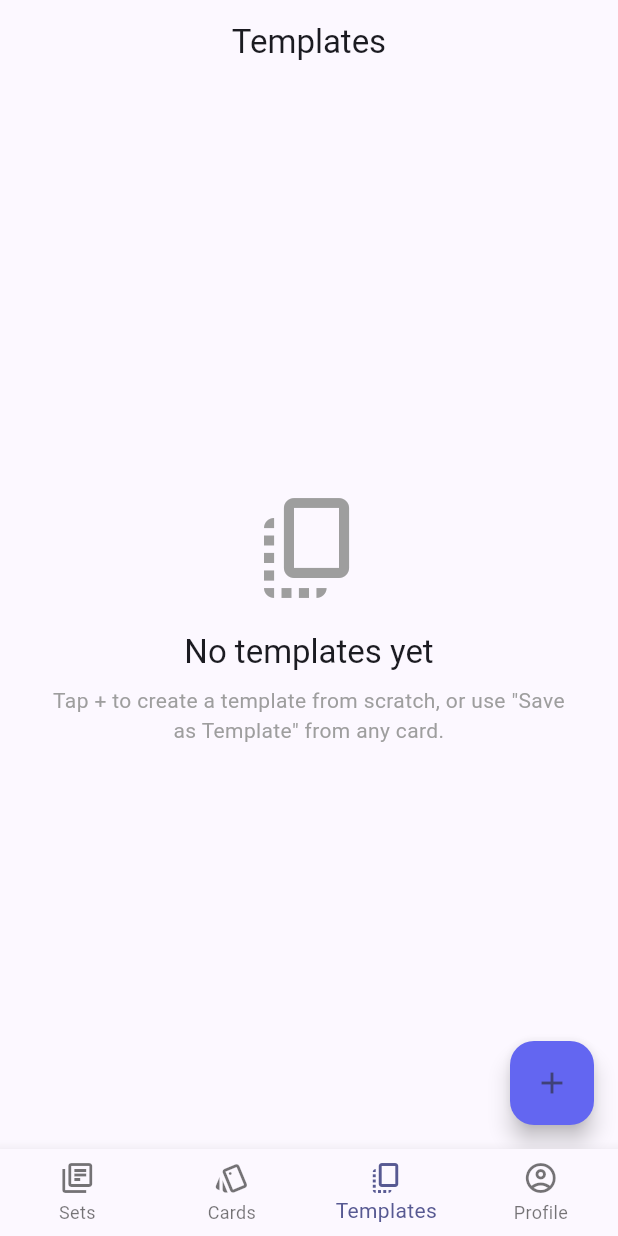
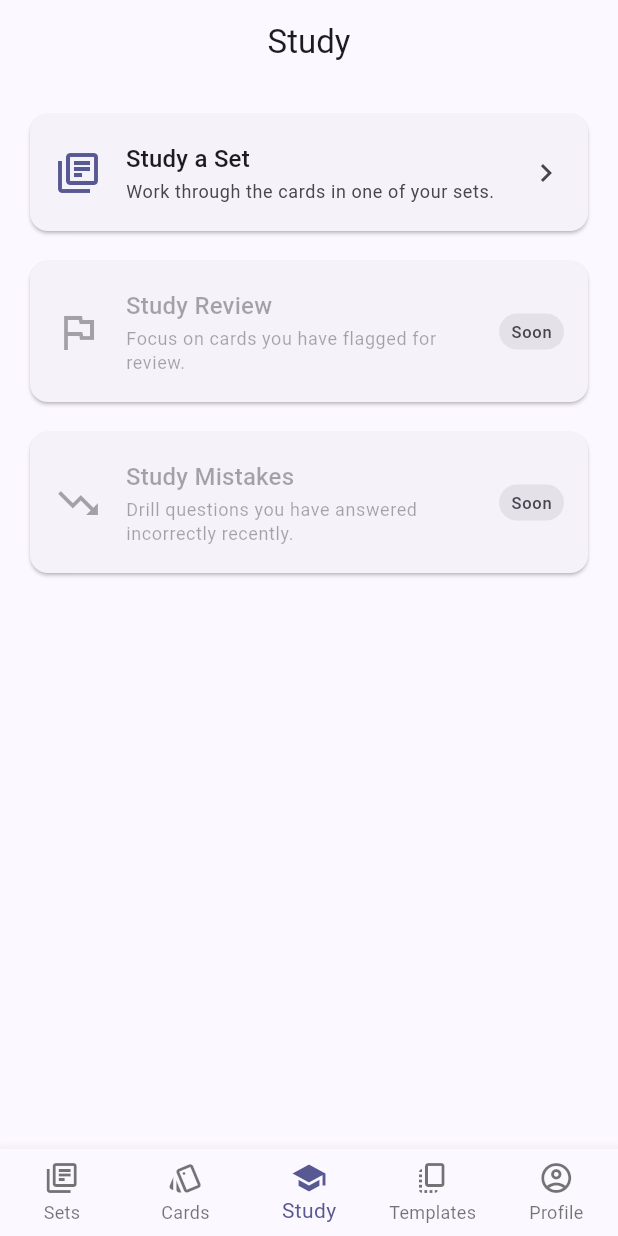
Before and after one commit to t33r-code/flash-me, a Flutter app: the screen it shows once a user with an empty profile is signed in, item 3 of the bottom bar chosen, on a phone screen of 412 x 824 dp. Run offline on Flutter 3.47's test engine with Material 3 defaults, Android fonts, the phone set to English and light mode, and no system bars; our stand-ins replace cloud_firestore, file_picker, firebase_auth, firebase_core, firebase_storage, flutter_riverpod and 4 more; missing offline and left inert: dart:js_interop; accounts and stored records are empty.

Commit message:
feat: dedicated Study tab with extensible study mode cards
Moves Study from a FAB inside Set Detail to a first-class bottom nav
tab (centre position). StudyScreen shows mode cards — Study a Set
(enabled), Study Review + Study Mistakes (disabled, Soon badge) — so
new modes can be added without structural changes. Set picker uses a
DraggableScrollableSheet. SetDetailScreen retains a play-circle AppBar
shortcut for quick access from within a set.

Co-Authored-By: Claude Sonnet 4.6 <noreply@anthropic.com>

```diff
--- a/lib/screens/main_screen.dart
+++ b/lib/screens/main_screen.dart
@@ -1,10 +1,11 @@
 import 'package:flutter/material.dart';
 import 'package:flash_me/screens/sets/my_sets_screen.dart';
 import 'package:flash_me/screens/cards/my_cards_screen.dart';
+import 'package:flash_me/screens/study/study_screen.dart';
 import 'package:flash_me/screens/templates/templates_screen.dart';
 import 'package:flash_me/screens/profile_screen.dart';
 
-// Root shell — owns the BottomNavigationBar and switches between the four tabs.
+// Root shell — owns the BottomNavigationBar and switches between the five tabs.
 // IndexedStack keeps each tab's widget tree alive so scroll positions and state
 // are preserved when the user switches tabs.
 class MainScreen extends StatefulWidget {
@@ -20,6 +21,7 @@ class _MainScreenState extends State<MainScreen> {
   static const List<Widget> _tabs = [
     MySetsScreen(),
     MyCardsScreen(),
+    StudyScreen(),     // centre tab — the core use case
     TemplatesScreen(),
     ProfileScreen(),
   ];
@@ -45,6 +47,11 @@ class _MainScreenState extends State<MainScreen> {
             label: 'Cards',
           ),
           BottomNavigationBarItem(
+            icon: Icon(Icons.school_outlined),
+            activeIcon: Icon(Icons.school),
+            label: 'Study',
+          ),
+          BottomNavigationBarItem(
             icon: Icon(Icons.copy_all_outlined),
             activeIcon: Icon(Icons.copy_all),
             label: 'Templates',
--- /dev/null
+++ b/lib/screens/study/study_screen.dart
@@ -0,0 +1,229 @@
+import 'package:flutter/material.dart';
+import 'package:flutter_riverpod/flutter_riverpod.dart';
+import 'package:flash_me/models/card_set.dart';
+import 'package:flash_me/providers/card_set_provider.dart';
+import 'package:flash_me/screens/study/study_setup_screen.dart';
+
+// ---------------------------------------------------------------------------
+// StudyScreen — the Study tab home.
+//
+// Shows all available study modes as tappable cards. Modes that are not yet
+// implemented are displayed in a disabled state with a "Soon" badge so the
+// UI scales gracefully as new modes are added.
+// ---------------------------------------------------------------------------
+class StudyScreen extends ConsumerWidget {
+  const StudyScreen({super.key});
+
+  @override
+  Widget build(BuildContext context, WidgetRef ref) {
+    return Scaffold(
+      appBar: AppBar(title: const Text('Study')),
+      body: ListView(
+        padding: const EdgeInsets.all(16),
+        children: [
+          _StudyModeCard(
+            icon: Icons.library_books_outlined,
+            title: 'Study a Set',
+            subtitle: 'Work through the cards in one of your sets.',
+            onTap: () => _openSetPicker(context, ref),
+          ),
+          const SizedBox(height: 12),
+          const _StudyModeCard(
+            icon: Icons.flag_outlined,
+            title: 'Study Review',
+            subtitle: 'Focus on cards you have flagged for review.',
+            comingSoon: true,
+          ),
+          const SizedBox(height: 12),
+          const _StudyModeCard(
+            icon: Icons.trending_down_outlined,
+            title: 'Study Mistakes',
+            subtitle: 'Drill questions you have answered incorrectly recently.',
+            comingSoon: true,
+          ),
+        ],
+      ),
+    );
+  }
+
+  Future<void> _openSetPicker(BuildContext context, WidgetRef ref) async {
+    final sets = ref.read(userSetsProvider).asData?.value ?? [];
+    if (sets.isEmpty) {
+      if (!context.mounted) return;
+      ScaffoldMessenger.of(context).showSnackBar(
+        const SnackBar(
+            content: Text('No sets yet — create one in My Sets first.')),
+      );
+      return;
+    }
+
+    final selected = await showModalBottomSheet<CardSet>(
+      context: context,
+      isScrollControlled: true,
+      useSafeArea: true,
+      builder: (_) => _SetPickerSheet(sets: sets),
+    );
+    if (selected == null || !context.mounted) return;
+    Navigator.of(context).push(
+      MaterialPageRoute(builder: (_) => StudySetupScreen(cardSet: selected)),
+    );
+  }
+}
+
+// ---------------------------------------------------------------------------
+// _StudyModeCard — tappable card for one study mode; disabled when comingSoon.
+// ---------------------------------------------------------------------------
+class _StudyModeCard extends StatelessWidget {
+  final IconData icon;
+  final String title;
+  final String subtitle;
+  final VoidCallback? onTap;
+  final bool comingSoon;
+
+  const _StudyModeCard({
+    required this.icon,
+    required this.title,
+    required this.subtitle,
+    this.onTap,
+    this.comingSoon = false,
+  });
+
+  @override
+  Widget build(BuildContext context) {
+    final scheme = Theme.of(context).colorScheme;
+    final enabled = !comingSoon;
+    // Use .withAlpha instead of deprecated .withOpacity
+    final disabledColor = scheme.onSurface.withAlpha(97); // ~0.38 opacity
+
+    return Card(
+      clipBehavior: Clip.antiAlias,
+      child: InkWell(
+        onTap: enabled ? onTap : null,
+        child: Padding(
+          padding: const EdgeInsets.symmetric(horizontal: 16, vertical: 18),
+          child: Row(
+            children: [
+              Icon(
+                icon,
+                size: 32,
+                color: enabled ? scheme.primary : disabledColor,
+              ),
+              const SizedBox(width: 16),
+              Expanded(
+                child: Column(
+                  crossAxisAlignment: CrossAxisAlignment.start,
+                  children: [
+                    Text(
+                      title,
+                      style: Theme.of(context).textTheme.titleMedium?.copyWith(
+                            color: enabled ? null : disabledColor,
+                          ),
+                    ),
+                    const SizedBox(height: 2),
+                    Text(
+                      subtitle,
+                      style: Theme.of(context).textTheme.bodySmall?.copyWith(
+                            color: enabled
+                                ? scheme.onSurfaceVariant
+                                : disabledColor,
+                          ),
+                    ),
+                  ],
+                ),
+              ),
+              const SizedBox(width: 8),
+              if (comingSoon)
+                // "Soon" badge for unimplemented modes
+                Container(
+                  padding:
+                      const EdgeInsets.symmetric(horizontal: 8, vertical: 4),
+                  decoration: BoxDecoration(
+                    color: scheme.surfaceContainerHighest,
+                    borderRadius: BorderRadius.circular(12),
+                  ),
+                  child: Text(
+                    'Soon',
+                    style: Theme.of(context).textTheme.labelSmall?.copyWith(
+                          color: scheme.onSurfaceVariant,
+                        ),
+                  ),
+                )
+              else
+                Icon(Icons.chevron_right, color: scheme.onSurfaceVariant),
+            ],
+          ),
+        ),
+      ),
+    );
+  }
+}
+
+// ---------------------------------------------------------------------------
+// _SetPickerSheet — bottom sheet listing the user's sets for study selection.
+// ---------------------------------------------------------------------------
+class _SetPickerSheet extends StatelessWidget {
+  final List<CardSet> sets;
+  const _SetPickerSheet({required this.sets});
+
+  Color _hexColor(String hex) {
+    final h = hex.replaceFirst('#', '');
+    return Color(int.parse('ff$h', radix: 16));
+  }
+
+  @override
+  Widget build(BuildContext context) {
+    return DraggableScrollableSheet(
+      initialChildSize: 0.6,
+      minChildSize: 0.4,
+      maxChildSize: 0.9,
+      expand: false,
+      builder: (ctx, scrollController) => Column(
+        children: [
+          // Drag handle + title
+          Padding(
+            padding: const EdgeInsets.fromLTRB(16, 12, 16, 8),
+            child: Column(
+              children: [
+                Container(
+                  width: 32,
+                  height: 4,
+                  decoration: BoxDecoration(
+                    color: Theme.of(context).colorScheme.outlineVariant,
+                    borderRadius: BorderRadius.circular(2),
+                  ),
+                ),
+                const SizedBox(height: 12),
+                Text('Choose a Set',
+                    style: Theme.of(context).textTheme.titleMedium),
+              ],
+            ),
+          ),
+          const Divider(height: 1),
+          Expanded(
+            child: ListView.builder(
+              controller: scrollController,
+              itemCount: sets.length,
+              itemBuilder: (_, i) {
+                final s = sets[i];
+                return ListTile(
+                  leading: s.color != null
+                      ? CircleAvatar(
+                          backgroundColor: _hexColor(s.color!),
+                          radius: 10,
+                          child: const SizedBox.shrink(),
+                        )
+                      : const Icon(Icons.library_books_outlined),
+                  title: Text(s.name),
+                  subtitle: Text(
+                      '${s.cardCount} card${s.cardCount == 1 ? '' : 's'}'),
+                  trailing: const Icon(Icons.chevron_right),
+                  onTap: () => Navigator.of(ctx).pop(s),
+                );
+              },
+            ),
+          ),
+        ],
+      ),
+    );
+  }
+}
```
Also changed, not shown: lib/screens/sets/set_detail_screen.dart (+11 -34 lines), 2 other files.
